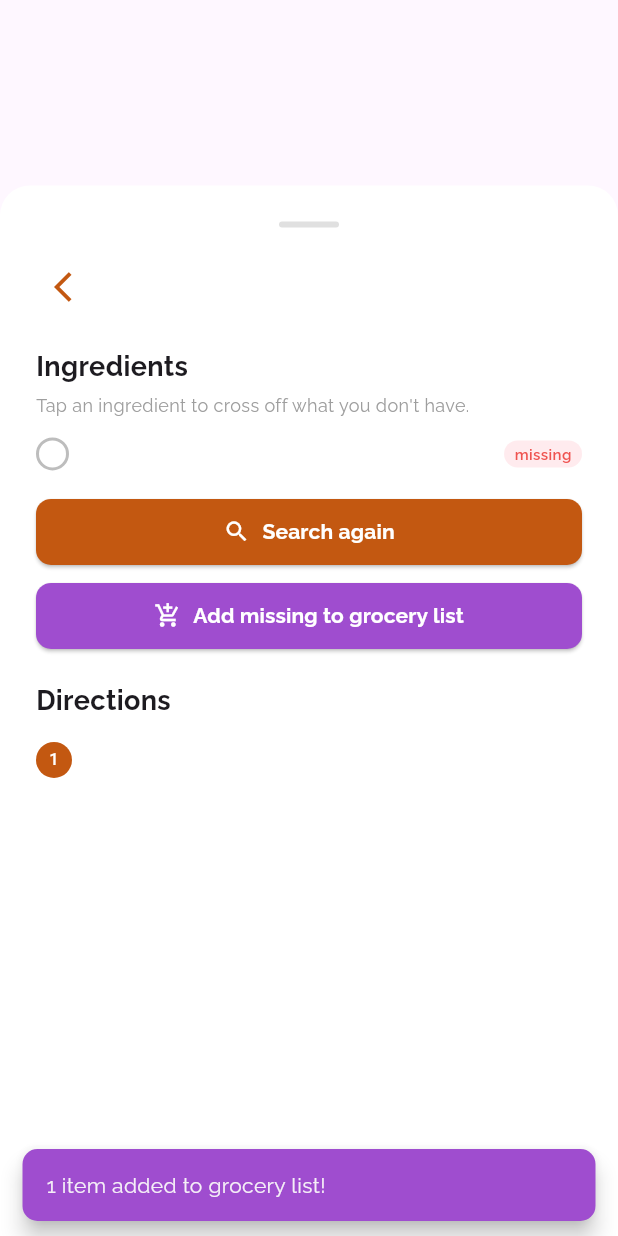
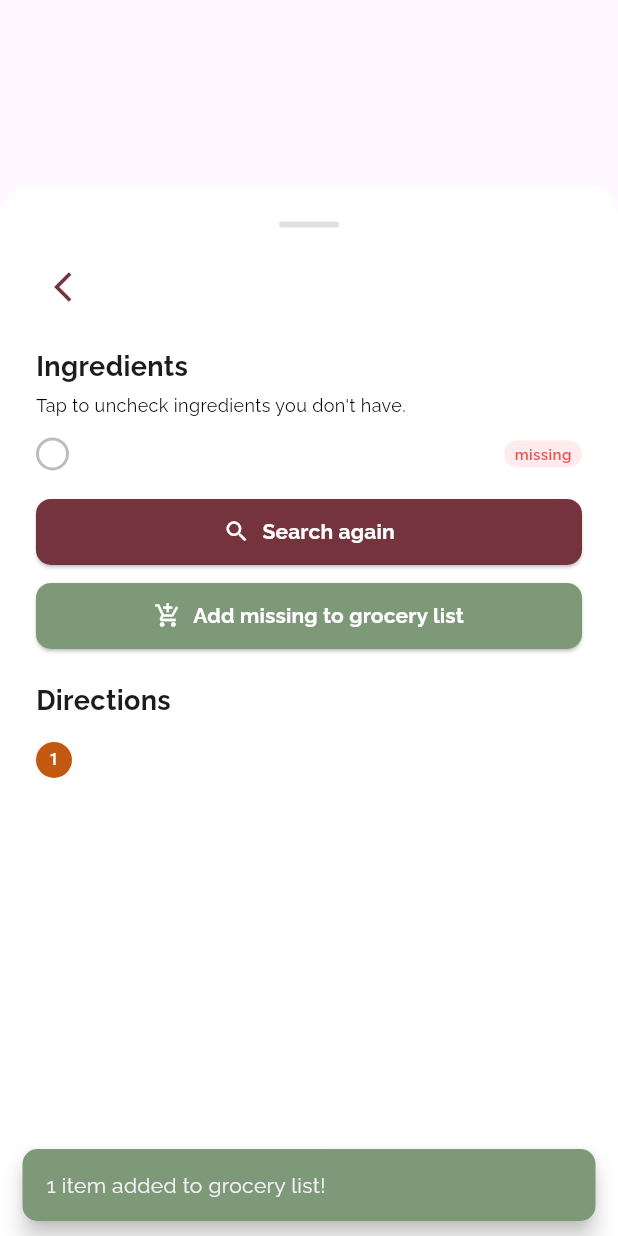
Before and after one commit to AugustanaCSC490Spring2026/RE-Plate, a Flutter app: the RecipeDetailPage widget shown alone on an empty page, opened directly with empty values, after a tap on the "check" icon, after a tap on "Add missing to grocery list", on a phone screen of 412 x 824 dp. Run offline on Flutter 3.47's test engine with Material 3 defaults, Android fonts, the phone set to English and light mode, and no system bars; our stand-ins replace cloud_firestore, firebase_auth, firebase_core, firebase_storage, flutter_dotenv, flutter_markdown and 2 more; accounts and stored records are empty; statements that could not run were skipped.

Commit message:
Design updates for recipe details

```diff
--- a/base_app/lib/pages/recipe_detail_page.dart
+++ b/base_app/lib/pages/recipe_detail_page.dart
@@ -1,12 +1,17 @@
 import 'dart:convert';
+import 'package:base_app/pages/home.dart';
 import 'package:cloud_firestore/cloud_firestore.dart';
 import 'package:flutter/material.dart';
 import 'package:google_fonts/google_fonts.dart';
 import 'package:collection/collection.dart';
 import 'package:firebase_auth/firebase_auth.dart';
+
 // transferred over the ShowRecipeDetail method from all the other pages to avoid WET code
 class RecipeDetailPage extends StatefulWidget {
-  @override
+  static const Color background = Color.fromARGB(255, 222, 209, 182);
+  static const Color softMaroon = Color.fromARGB(255, 117, 52, 61);
+  static const Color sage = Color.fromARGB(255, 126, 153, 120);
+
   State<RecipeDetailPage> createState() => _RecipeDetailPageState();
   final Map<String, dynamic> recipe;
   final Future<void> Function(Map<String, dynamic>)? onLogHistory;
@@ -142,7 +147,7 @@ class RecipeDetailPage extends StatefulWidget {
                     style: GoogleFonts.raleway(
                       fontSize: 22,
                       fontWeight: FontWeight.bold,
-                      color: const Color.fromARGB(255, 154, 67, 208),
+                      color: softMaroon,
                     ),
                   ),
                 ),
@@ -163,11 +168,7 @@ class RecipeDetailPage extends StatefulWidget {
                 child: Row(
                   crossAxisAlignment: CrossAxisAlignment.start,
                   children: [
-                    const Icon(
-                      Icons.fiber_manual_record,
-                      size: 8,
-                      color: Colors.green,
-                    ),
+                    const Icon(Icons.fiber_manual_record, size: 8, color: sage),
                     const SizedBox(width: 8),
                     Expanded(
                       child: Text(
@@ -196,7 +197,7 @@ class RecipeDetailPage extends StatefulWidget {
                   children: [
                     CircleAvatar(
                       radius: 12,
-                      backgroundColor: const Color.fromARGB(255, 195, 88, 17),
+                      backgroundColor: softMaroon,
                       child: Text(
                         '${entry.key + 1}',
                         style: const TextStyle(
@@ -222,7 +223,6 @@ class RecipeDetailPage extends StatefulWidget {
     );
   }
 }
-
 
 class _RecipeDetailPageState extends State<RecipeDetailPage> {
   late Map<String, bool> _have;
@@ -339,21 +339,28 @@ class _RecipeDetailPageState extends State<RecipeDetailPage> {
       if (mounted) setState(() => _isSearching = false);
     }
   }
+
   Future<void> _addMissingToGroceryList() async {
     final user = FirebaseAuth.instance.currentUser;
     if (user == null) return;
 
-    final missing = _have.entries.where((e) => !e.value).map((e) => e.key).toList();
+    final missing = _have.entries
+        .where((e) => !e.value)
+        .map((e) => e.key)
+        .toList();
     if (missing.isEmpty) return;
 
     setState(() => _isAddingToGrocery = true);
     try {
       final groceryRef = FirebaseFirestore.instance
-          .collection('users').doc(user.uid).collection('groceryList');
+          .collection('users')
+          .doc(user.uid)
+          .collection('groceryList');
 
       final existing = await groceryRef.get();
       final existingNames = existing.docs
-          .map((d) => (d['name'] as String).toLowerCase().trim()).toSet();
+          .map((d) => (d['name'] as String).toLowerCase().trim())
+          .toSet();
 
       int added = 0;
       for (final ingredient in missing) {
@@ -371,23 +378,28 @@ class _RecipeDetailPageState extends State<RecipeDetailPage> {
       final msg = added == 0
           ? 'All missing items already in grocery list.'
           : skipped > 0
-              ? '$added added ($skipped already in list).'
-              : '$added item${added > 1 ? 's' : ''} added to grocery list!';
+          ? '$added added ($skipped already in list).'
+          : '$added item${added > 1 ? 's' : ''} added to grocery list!';
 
       if (mounted) {
-        ScaffoldMessenger.of(context).showSnackBar(SnackBar(
-          content: Text(msg, style: GoogleFonts.raleway()),
-          backgroundColor: const Color.fromARGB(255, 159, 77, 207),
-          behavior: SnackBarBehavior.floating,
-          shape: RoundedRectangleBorder(borderRadius: BorderRadius.circular(10)),
-        ));
+        ScaffoldMessenger.of(context).showSnackBar(
+          SnackBar(
+            content: Text(msg, style: GoogleFonts.raleway()),
+            backgroundColor: Home.sage,
+            behavior: SnackBarBehavior.floating,
+
+            shape: RoundedRectangleBorder(
+              borderRadius: BorderRadius.circular(10),
+            ),
+          ),
+        );
       }
     } finally {
       if (mounted) setState(() => _isAddingToGrocery = false);
     }
   }
 
-@override
+  @override
   Widget build(BuildContext context) {
     final ingredients = RecipeDetailPage._ensureList(
       widget.recipe['ingredients'],
@@ -428,7 +440,7 @@ class _RecipeDetailPageState extends State<RecipeDetailPage> {
                 IconButton(
                   icon: const Icon(
                     Icons.arrow_back_ios,
-                    color: Color.fromARGB(255, 195, 88, 17),
+                    color: RecipeDetailPage.softMaroon,
                   ),
                   onPressed: () => Navigator.pop(context),
                   padding: EdgeInsets.zero,
@@ -441,7 +453,7 @@ class _RecipeDetailPageState extends State<RecipeDetailPage> {
                     style: GoogleFonts.raleway(
                       fontSize: 22,
                       fontWeight: FontWeight.bold,
-                      color: const Color.fromARGB(255, 154, 67, 208),
+                      color: RecipeDetailPage.softMaroon,
                     ),
                   ),
                 ),
@@ -460,11 +472,8 @@ class _RecipeDetailPageState extends State<RecipeDetailPage> {
 
             if (cleanIngredients.isNotEmpty) ...[
               Text(
-                "Tap an ingredient to cross off what you don't have.",
-                style: GoogleFonts.raleway(
-                  fontSize: 12,
-                  color: Colors.grey[500],
-                ),
+                "Tap to uncheck ingredients you don't have.",
+                style: GoogleFonts.raleway(fontSize: 12, color: Colors.black),
               ),
               const SizedBox(height: 8),
               ...List.generate(ingredients.length, (i) {
@@ -571,7 +580,7 @@ class _RecipeDetailPageState extends State<RecipeDetailPage> {
                       ),
                     ),
                     style: ElevatedButton.styleFrom(
-                      backgroundColor: const Color.fromARGB(255, 195, 88, 17),
+                      backgroundColor: RecipeDetailPage.softMaroon,
                       shape: RoundedRectangleBorder(
                         borderRadius: BorderRadius.circular(10),
                       ),
@@ -583,7 +592,9 @@ class _RecipeDetailPageState extends State<RecipeDetailPage> {
                 SizedBox(
                   width: double.infinity,
                   child: ElevatedButton.icon(
-                    onPressed: _isAddingToGrocery ? null : _addMissingToGroceryList,
+                    onPressed: _isAddingToGrocery
+                        ? null
+                        : _addMissingToGroceryList,
                     icon: _isAddingToGrocery
                         ? const SizedBox(
                             width: 16,
@@ -608,7 +619,7 @@ class _RecipeDetailPageState extends State<RecipeDetailPage> {
                       ),
                     ),
                     style: ElevatedButton.styleFrom(
-                      backgroundColor: const Color.fromARGB(255, 159, 77, 207),
+                      backgroundColor: Home.sage,
                       shape: RoundedRectangleBorder(
                         borderRadius: BorderRadius.circular(10),
                       ),
@@ -685,6 +696,7 @@ class _RecipeDetailPageState extends State<RecipeDetailPage> {
     );
   }
 }
+
 // ---------------------------------------------------------------------------
 // Results sheet — shows recipe titles that matched the ingredient intersection
 // ---------------------------------------------------------------------------
@@ -732,7 +744,7 @@ class _RecipeResultsSheet extends StatelessWidget {
                 IconButton(
                   icon: const Icon(
                     Icons.arrow_back_ios,
-                    color: Color.fromARGB(255, 195, 88, 17),
+                    color: RecipeDetailPage.softMaroon,
                   ),
                   onPressed: () =>
                       Navigator.of(context).popUntil((route) => route.isFirst),
@@ -745,7 +757,7 @@ class _RecipeResultsSheet extends StatelessWidget {
                   style: GoogleFonts.raleway(
                     fontSize: 20,
                     fontWeight: FontWeight.bold,
-                    color: const Color.fromARGB(255, 154, 67, 208),
+                    color: RecipeDetailPage.softMaroon,
                   ),
                 ),
               ],
@@ -791,7 +803,7 @@ class _RecipeResultsSheet extends StatelessWidget {
                     return ListTile(
                       contentPadding: const EdgeInsets.symmetric(vertical: 4),
                       leading: const CircleAvatar(
-                        backgroundColor: Color.fromARGB(255, 195, 88, 17),
+                        backgroundColor: Home.sage,
                         radius: 14,
                         child: Icon(
                           Icons.restaurant_menu,
```
